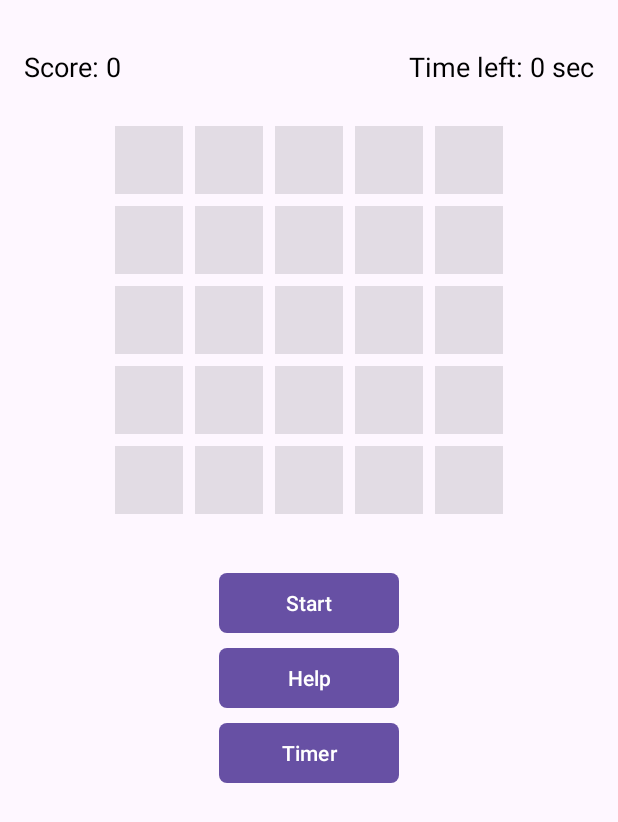
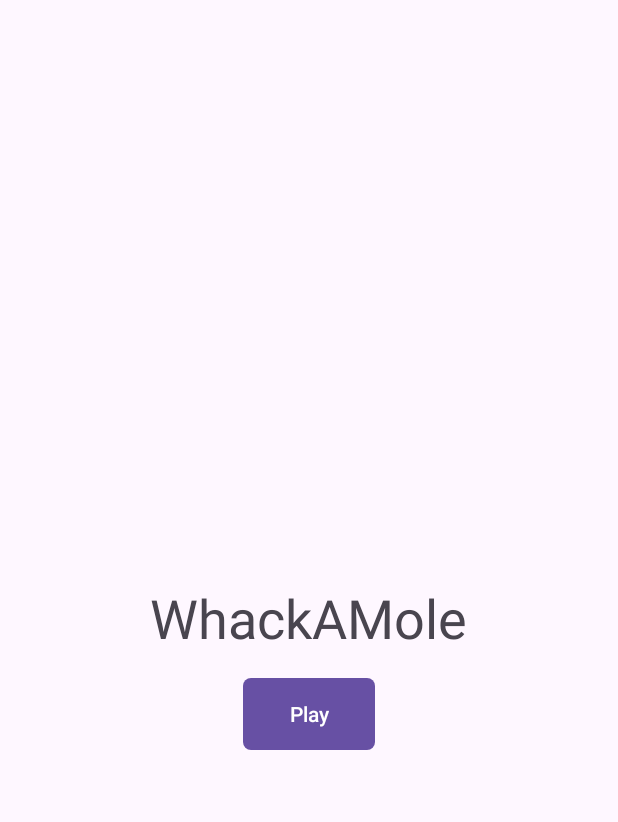
Before and after one commit to Kob3Payn3/CSCI3660Project, an Android app: the screen it shows after launch (MainActivity before the commit, TitleScreenActivity after it), on a phone screen of 412 x 824 dp. Shown: the top 822 px of the screen. Run offline under Robolectric (Android 15) with nearby library versions, the phone set to English and light mode, and no system bars.

Commit message:
added a basic title screen and button that takes user to the main activity

```diff
--- a/app/src/main/AndroidManifest.xml
+++ b/app/src/main/AndroidManifest.xml
@@ -13,17 +13,27 @@
         android:theme="@style/Theme.WhackAMole"
         tools:targetApi="31">
         <activity
-            android:name=".HelpInstructionsActivity"
-            android:exported="false" />
-        <activity
-            android:name=".MainActivity"
+            android:name=".TitleScreenActivity"
             android:exported="true">
+
             <intent-filter>
                 <action android:name="android.intent.action.MAIN" />
 
                 <category android:name="android.intent.category.LAUNCHER" />
             </intent-filter>
         </activity>
+        <activity
+            android:name=".HelpInstructionsActivity"
+            android:exported="false" />
+        <activity
+            android:name=".MainActivity"
+            android:exported="true">
+            <!-- <intent-filter>
+                <action android:name="android.intent.action.MAIN" />
+
+                <category android:name="android.intent.category.LAUNCHER" />
+            </intent-filter> -->
+        </activity>
     </application>
 
 </manifest>
--- /dev/null
+++ b/app/src/main/java/school/myapplication/TitleScreenActivity.java
@@ -0,0 +1,22 @@
+package school.myapplication;
+
+import androidx.appcompat.app.AppCompatActivity;
+
+import android.content.Intent;
+import android.os.Bundle;
+import android.view.View;
+import android.widget.Button;
+
+public class TitleScreenActivity extends AppCompatActivity {
+
+    @Override
+    protected void onCreate(Bundle savedInstanceState) {
+        super.onCreate(savedInstanceState);
+        setContentView(R.layout.titlescreen);
+    }
+
+    public void onEnterGameClick(View view){
+        Intent intent = new Intent(this, MainActivity.class);
+        startActivity(intent);
+    }
+}
--- /dev/null
+++ b/app/src/main/res/layout/titlescreen.xml
@@ -0,0 +1,35 @@
+<?xml version="1.0" encoding="utf-8"?>
+<androidx.constraintlayout.widget.ConstraintLayout xmlns:android="http://schemas.android.com/apk/res/android"
+    xmlns:app="http://schemas.android.com/apk/res-auto"
+    xmlns:tools="http://schemas.android.com/tools"
+    android:layout_width="match_parent"
+    android:layout_height="match_parent"
+    tools:context=".TitleScreenActivity">
+
+    <RelativeLayout
+        android:layout_width="match_parent"
+        android:layout_height="match_parent">
+
+        <TextView
+            android:id="@+id/titleTextView"
+            android:layout_width="wrap_content"
+            android:layout_height="wrap_content"
+            android:text="@string/app_name"
+            android:textSize="36sp"
+            android:layout_centerHorizontal="true"
+            android:layout_centerInParent="true"/>
+
+        <Button
+            android:id="@+id/enterGameButton"
+            style="@style/OtherGameButtons"
+            android:onClick="onEnterGameClick"
+            android:layout_width="wrap_content"
+            android:layout_height="wrap_content"
+            android:text="@string/play_button"
+            android:layout_below="@id/titleTextView"
+            android:layout_centerHorizontal="true"
+            android:layout_marginTop="16dp" />
+
+    </RelativeLayout>
+
+</androidx.constraintlayout.widget.ConstraintLayout>
--- a/app/src/main/res/values/strings.xml
+++ b/app/src/main/res/values/strings.xml
@@ -2,6 +2,7 @@
     <string name="app_name">WhackAMole</string>
     <string name="start_button">Start</string>
     <string name="help_button">Help</string>
+    <string name="play_button">Play</string>
     <string name="instructions_header">Instructions</string>
     <string name="timer_options_button">Timer</string>
     <string name="instructions_text">
```
